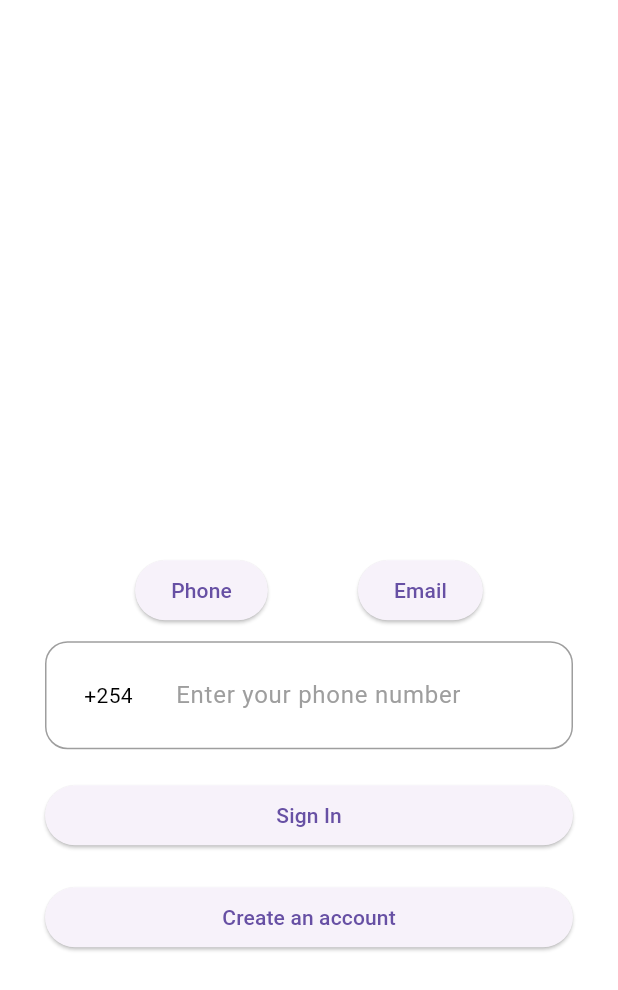
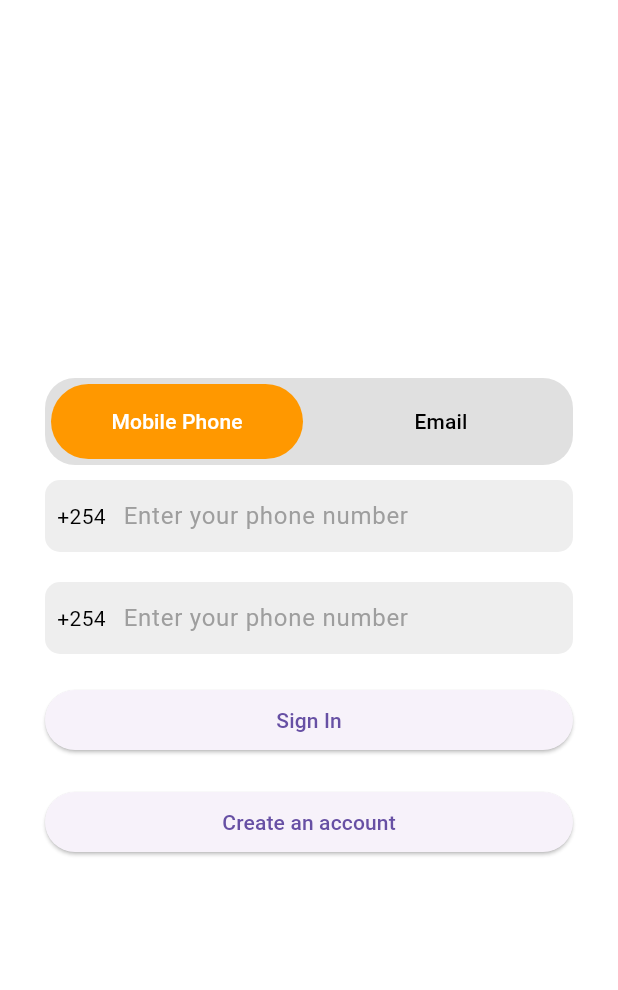
Before and after one commit to Muchemi254/p2p, a Flutter app: the screen it shows after launch, on a phone screen of 412 x 824 dp. Shown: the top 990 px of the screen. Run offline on Flutter 3.47's test engine with Material 3 defaults, Android fonts, the phone set to English and light mode, and no system bars.

Commit message:
button visibility and logic

```diff
--- a/lib/main.dart
+++ b/lib/main.dart
@@ -27,18 +27,29 @@ class _WelcomeScreenState extends State<WelcomeScreen> {
     super.dispose();
   }
 
+// ... (rest of your code)
+
   @override
   Widget build(BuildContext context) {
     return Scaffold(
-      body: Container(
+      // ... (rest of your Scaffold code)
+      body:
+      Container(
+      // ... (rest of your body container code)
       padding: const EdgeInsets.symmetric(horizontal: 30),
       decoration: const BoxDecoration(
           color: Colors.white
       ),
       child: Column(
+        // ... (rest of your Column code)
         mainAxisAlignment: MainAxisAlignment.center,
         crossAxisAlignment: CrossAxisAlignment.center,
         children: <Widget>[
+         /* Expanded( // Wrap the top part in Expanded
+            child: Column(
+              mainAxisAlignment: MainAxisAlignment.center,
+              crossAxisAlignment: CrossAxisAlignment.center,
+              children: [
                 //logo
                 //const FlutterLogo(size: 150,),
                 const SizedBox(height: 20),
@@ -51,8 +62,7 @@ class _WelcomeScreenState extends State<WelcomeScreen> {
                       textAlign: TextAlign.center,
                       style: TextStyle(
                         color: Colors.white,
-                    fontSize: 30,
-                    fontWeight: FontWeight.bold,
+                        fontSize: 30,fontWeight: FontWeight.bold,
                       ),
                     ),
                   ),
@@ -72,45 +82,78 @@ class _WelcomeScreenState extends State<WelcomeScreen> {
                     ),
                   ),
                 ),
-            const SizedBox(height: 20),
+              ],
+            ),
+          ), */
           // Login Form
-            Row(
+          Container(
+            padding: const EdgeInsets.all(4.0), // Padding around the container
+            decoration: BoxDecoration(
+              color: Colors.grey[300],borderRadius: BorderRadius.circular(20.0),
+            ),
+            child: Row(
               mainAxisAlignment: MainAxisAlignment.spaceEvenly,
               children: [
-                ElevatedButton(
+                Expanded(
+                  child: ElevatedButton(
+                    style: ElevatedButton.styleFrom(
+                      elevation: 0,
+                      minimumSize: const Size.fromHeight(50),
+                      backgroundColor: showPhoneForm ? Colors.orange : Colors.grey[300],
+                      padding: const EdgeInsets.symmetric(vertical: 12),
+                    ),
                     onPressed: () {
                       setState(() {
                         showPhoneForm = true;
                       });
                     },
-                  child: const Text("Phone"),
+                    child: Text(
+                      "Mobile Phone",
+                      style: TextStyle(color: showPhoneForm ? Colors.white : Colors.black,),
                     ),
-                ElevatedButton(
+                  ),
+                ),
+                const SizedBox(width: 8), // Space between buttons
+                Expanded(
+                  child: ElevatedButton(
+                    style: ElevatedButton.styleFrom(
+                      elevation: 0,
+                      minimumSize: const Size.fromHeight(50),
+                      backgroundColor: !showPhoneForm ? Colors.orange : Colors.grey[300],
+                      padding: const EdgeInsets.symmetric(vertical: 12),
+                    ),
                     onPressed: () {
                       setState(() {
                         showPhoneForm = false;
                       });
                     },
-                  child: const Text("Email"),
+                    child: Text("Email",
+                      style: TextStyle(
+                        color: !showPhoneForm ? Colors.white : Colors.black,),
+                    ),
+                  ),
                 ),
               ],
             ),
-            const SizedBox(height: 10),
+          ),
+          const SizedBox(height: 10), // Space after login form
           Visibility(
             visible: showPhoneForm,
             child: Container(
+
+              child: Column(
+                children: [
+                  Container(
                     decoration: BoxDecoration(
-                  color: Colors.white,
-                  borderRadius: BorderRadius.circular(15.0),
-                  border: Border.all( // Add this line for the border
-                    color: Colors.grey, // Set the border colorwidth: 1.0, // Set the border width
-                  ),
+                      color: Colors.grey[200],
+                      borderRadius: BorderRadius.circular(10.0),
                     ),
                     child: Row(
+
                       crossAxisAlignment: CrossAxisAlignment.center,
                       children: [
                         const Padding(
-                      padding: EdgeInsets.all(25.0),
+                          padding: EdgeInsets.all(8.0),
                           child: Text(
                             '+254 ',
                             style: TextStyle(
@@ -130,7 +173,7 @@ class _WelcomeScreenState extends State<WelcomeScreen> {
                                 hintStyle: const TextStyle(color: Colors.grey),
                                 border: OutlineInputBorder(
                                   borderRadius: BorderRadius.circular(8.0),
-                              borderSide: const BorderSide(color: Colors.grey),
+                                  borderSide: const BorderSide(color: Colors.white),
                                 ),
                                 enabledBorder: InputBorder.none,
                                 focusedBorder: InputBorder.none,
@@ -141,12 +184,56 @@ class _WelcomeScreenState extends State<WelcomeScreen> {
                       ],
                     ),
                   ),
+                  SizedBox(height: 20,),
+                  Container(
+                    decoration: BoxDecoration(
+                      color: Colors.grey[200],
+                      borderRadius: BorderRadius.circular(10.0),
+                    ),
+                    child: Row(
+                      crossAxisAlignment: CrossAxisAlignment.center,
+                      children: [
+                        const Padding(
+                          padding: EdgeInsets.all(8.0),
+                          child: Text(
+                            '+254 ',
+                            style: TextStyle(
+                              color: Colors.black,
+                              fontWeight: FontWeight.normal,
+                            ),
+                          ),
+                        ),
+                        Expanded(
+                          child: SizedBox(
+                            width: 200,
+                            child: TextField(
+                              controller: phoneController,
+                              keyboardType: TextInputType.phone,
+                              decoration: InputDecoration(
+                                hintText: 'Enter your phone number',
+                                hintStyle: const TextStyle(color: Colors.grey),
+                                border: OutlineInputBorder(
+                                  borderRadius: BorderRadius.circular(8.0),
+                                  borderSide: const BorderSide(color: Colors.white),
+                                ),
+                                enabledBorder: InputBorder.none,
+                                focusedBorder: InputBorder.none,
+                              ),
+                            ),
+                          ),
+                        ),
+                      ],
+                    ),
+                  ),
+                ],
+              ),
+            ),
           ),
           Visibility(
             visible: !showPhoneForm,
             child: Container(
               decoration: BoxDecoration(
-                  color: Colors.grey[200],
+                color: Colors.grey[300],
                 borderRadius: BorderRadius.circular(10.0),
               ),
               child: Row(
@@ -155,8 +242,6 @@ class _WelcomeScreenState extends State<WelcomeScreen> {
                   Expanded(
                     child: SizedBox(
                       width: 200,
-                        child: Padding(
-                          padding: const EdgeInsets.all(9.0),
                       child: TextField(
                         controller: emailController,
                         keyboardType: TextInputType.emailAddress,
@@ -173,13 +258,11 @@ class _WelcomeScreenState extends State<WelcomeScreen> {
                       ),
                     ),
                   ),
-                    ),
                 ],
               ),
             ),
           ),
-            const SizedBox(height: 20),
-            //Buttons
+          const SizedBox(height: 20), // Space after login form//Buttons
           Row(
             children: <Widget>[
               Expanded(
```
Also changed, not shown: lib/login.dart (added, +130 -0 lines). Lines whose indentation alone changed are shown as unchanged.
